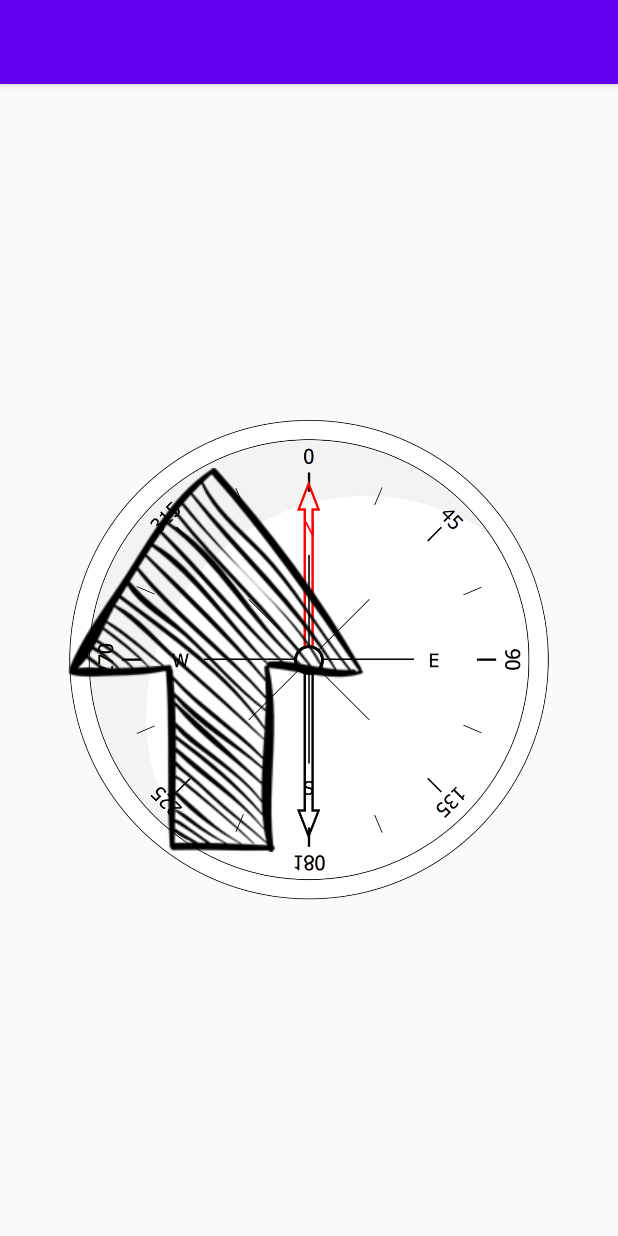
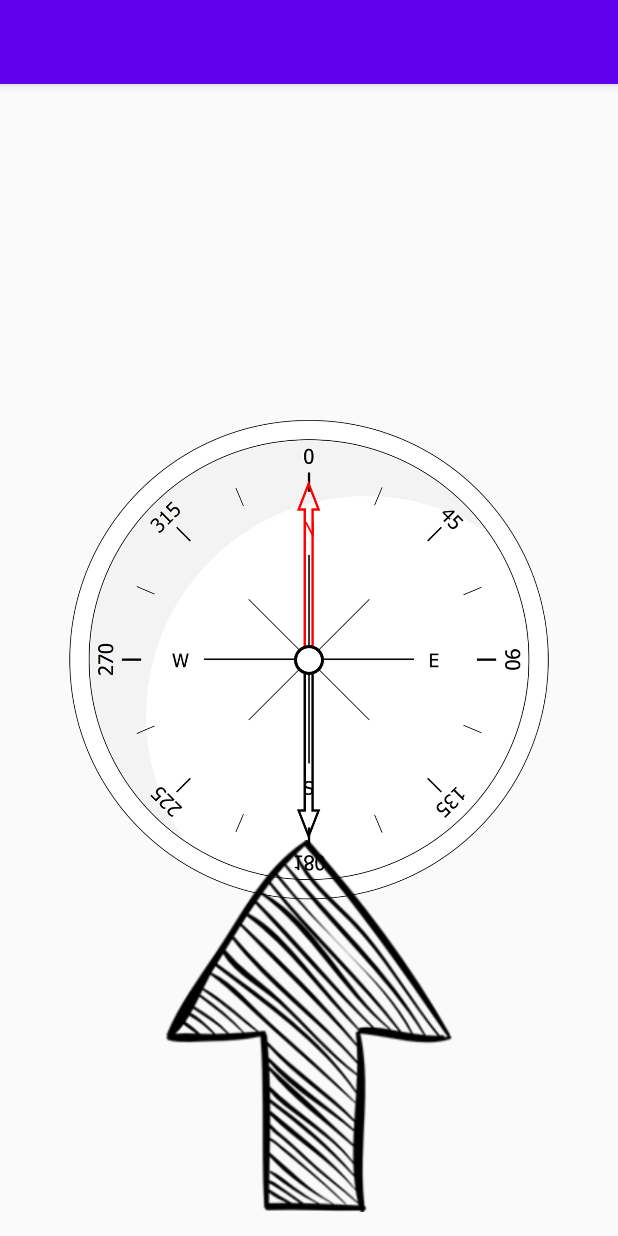
Before and after one commit to wade-fs/compass, an Android app: the screen it shows after launch (CompassActivity), on a phone screen of 412 x 824 dp. Run offline under Robolectric (Android 15) with nearby library versions, the phone set to English and light mode, and no system bars; 1 statement that could not run was skipped.

Commit message:
稍微排一下版面，以後再來調整

```diff
--- a/compass/app/src/main/res/layout/activity_compass.xml
+++ b/compass/app/src/main/res/layout/activity_compass.xml
@@ -28,19 +28,27 @@
         android:layout_width="wrap_content"
         android:layout_height="wrap_content" />
 
-        <TextView android:id="@+id/location"
+    <!-- GPS -->
+    <TextView
+        android:id="@+id/location"
+        android:layout_width="match_parent"
         android:layout_height="wrap_content"
-            android:layout_width="match_parent"
+        android:layout_below="@id/sotw_label"
+        android:layout_centerHorizontal="true"
         />
 
     <TextView android:id="@+id/speed"
         android:layout_height="wrap_content"
         android:layout_width="match_parent"
+        android:layout_below="@id/location"
+        android:layout_centerHorizontal="true"
         />
 
     <TextView android:id="@+id/orientation"
         android:layout_height="wrap_content"
         android:layout_width="match_parent"
+        android:layout_below="@id/speed"
+        android:layout_centerHorizontal="true"
         />
 
     <ImageView
@@ -48,7 +56,8 @@
         android:layout_height="match_parent"
         android:layout_width="wrap_content"
         android:layout_gravity="center"
-
+        android:layout_below="@id/main_image_hands"
+        android:layout_centerHorizontal="true"
         android:src="@drawable/arrow3" />
 
 </RelativeLayout>
```
Lines whose indentation alone changed are shown as unchanged.
